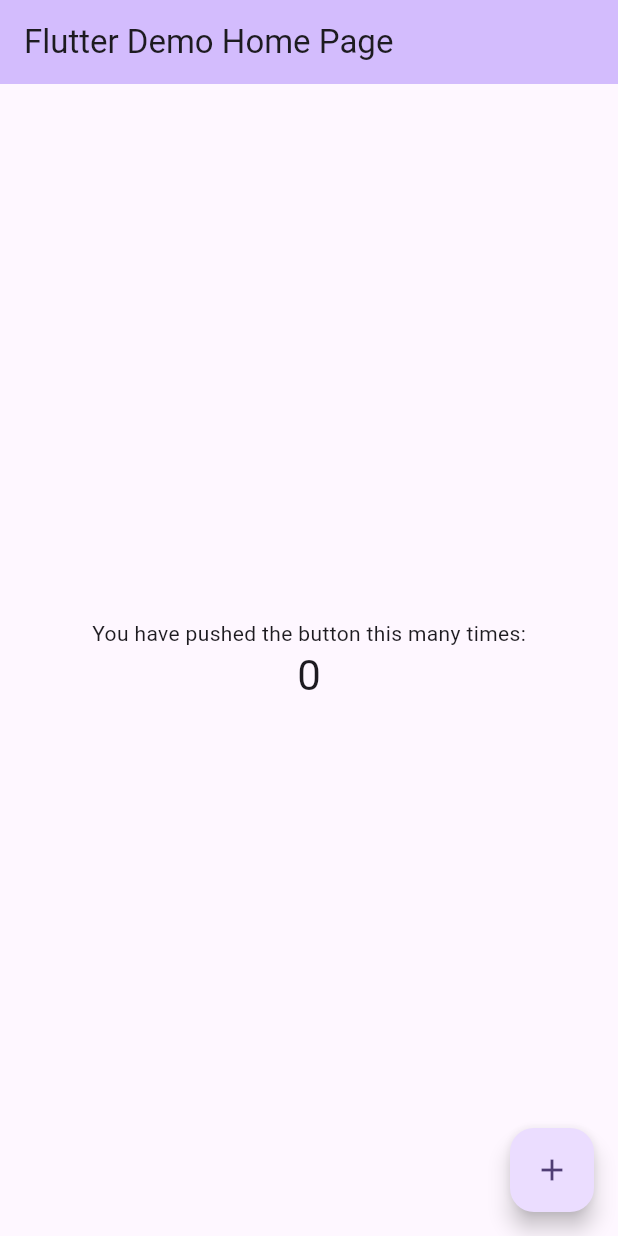
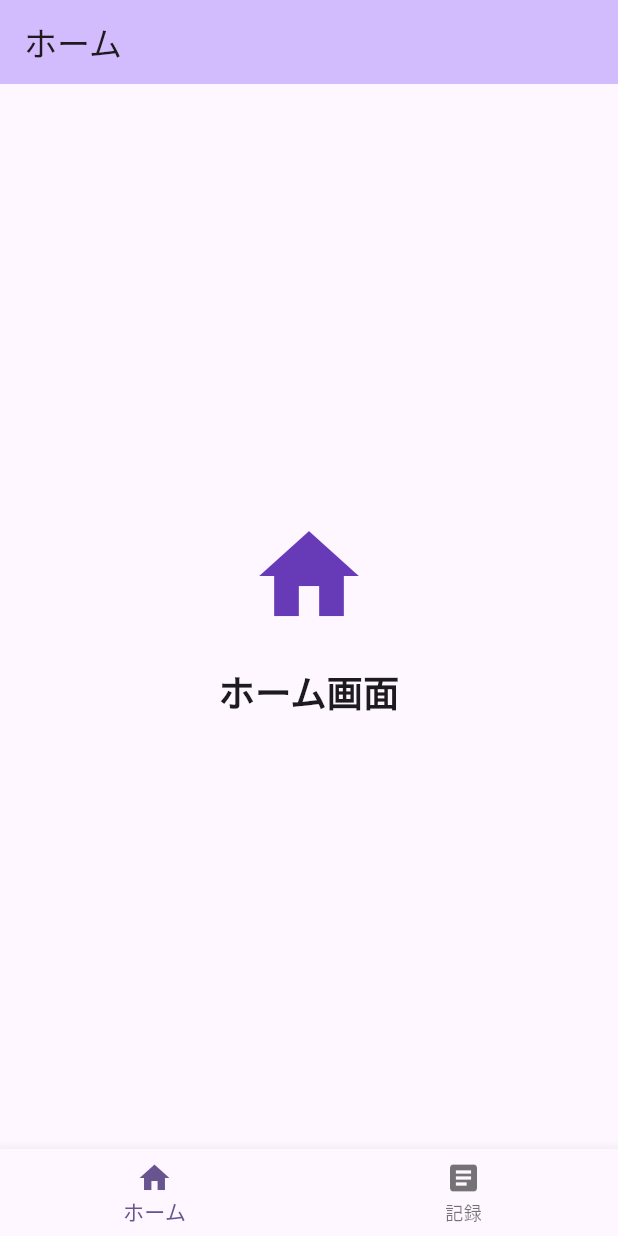
Before and after one commit to yoshinninn/mysmoke, a Flutter app: the screen it shows after launch, on a phone screen of 412 x 824 dp. Run offline on Flutter 3.47's test engine with Material 3 defaults, Android fonts, the light colour scheme and no system bars.

Commit message:
Update main.dart and add screens directory

```diff
--- a/lib/main.dart
+++ b/lib/main.dart
@@ -1,4 +1,6 @@
 import 'package:flutter/material.dart';
+import 'screens/home_screen.dart';
+import 'screens/record_screen.dart';
 
 void main() {
   runApp(const MyApp());
@@ -7,116 +9,49 @@ void main() {
 class MyApp extends StatelessWidget {
   const MyApp({super.key});
 
-  // This widget is the root of your application.
   @override
   Widget build(BuildContext context) {
     return MaterialApp(
-      title: 'Flutter Demo',
+      title: 'MySmoke',
       theme: ThemeData(
-        // This is the theme of your application.
-        //
-        // TRY THIS: Try running your application with "flutter run". You'll see
-        // the application has a purple toolbar. Then, without quitting the app,
-        // try changing the seedColor in the colorScheme below to Colors.green
-        // and then invoke "hot reload" (save your changes or press the "hot
-        // reload" button in a Flutter-supported IDE, or press "r" if you used
-        // the command line to start the app).
-        //
-        // Notice that the counter didn't reset back to zero; the application
-        // state is not lost during the reload. To reset the state, use hot
-        // restart instead.
-        //
-        // This works for code too, not just values: Most code changes can be
-        // tested with just a hot reload.
         colorScheme: ColorScheme.fromSeed(seedColor: Colors.deepPurple),
+        useMaterial3: true,
       ),
-      home: const MyHomePage(title: 'Flutter Demo Home Page'),
+      home: const MainScreen(),
     );
   }
 }
 
-class MyHomePage extends StatefulWidget {
-  const MyHomePage({super.key, required this.title});
-
-  // This widget is the home page of your application. It is stateful, meaning
-  // that it has a State object (defined below) that contains fields that affect
-  // how it looks.
-
-  // This class is the configuration for the state. It holds the values (in this
-  // case the title) provided by the parent (in this case the App widget) and
-  // used by the build method of the State. Fields in a Widget subclass are
-  // always marked "final".
-
-  final String title;
+class MainScreen extends StatefulWidget {
+  const MainScreen({super.key});
 
   @override
-  State<MyHomePage> createState() => _MyHomePageState();
+  State<MainScreen> createState() => _MainScreenState();
 }
 
-class _MyHomePageState extends State<MyHomePage> {
-  int _counter = 0;
+class _MainScreenState extends State<MainScreen> {
+  int _currentIndex = 0;
 
-  void _incrementCounter() {
+  final List<Widget> _screens = [const HomeScreen(), const RecordScreen()];
+
+  void _onTabTapped(int index) {
     setState(() {
-      // This call to setState tells the Flutter framework that something has
-      // changed in this State, which causes it to rerun the build method below
-      // so that the display can reflect the updated values. If we changed
-      // _counter without calling setState(), then the build method would not be
-      // called again, and so nothing would appear to happen.
-      _counter++;
+      _currentIndex = index;
     });
   }
 
   @override
   Widget build(BuildContext context) {
-    // This method is rerun every time setState is called, for instance as done
-    // by the _incrementCounter method above.
-    //
-    // The Flutter framework has been optimized to make rerunning build methods
-    // fast, so that you can just rebuild anything that needs updating rather
-    // than having to individually change instances of widgets.
     return Scaffold(
-      appBar: AppBar(
-        // TRY THIS: Try changing the color here to a specific color (to
-        // Colors.amber, perhaps?) and trigger a hot reload to see the AppBar
-        // change color while the other colors stay the same.
-        backgroundColor: Theme.of(context).colorScheme.inversePrimary,
-        // Here we take the value from the MyHomePage object that was created by
-        // the App.build method, and use it to set our appbar title.
-        title: Text(widget.title),
+      body: _screens[_currentIndex],
+      bottomNavigationBar: BottomNavigationBar(
+        currentIndex: _currentIndex,
+        onTap: _onTabTapped,
+        items: const [
+          BottomNavigationBarItem(icon: Icon(Icons.home), label: 'ホーム'),
+          BottomNavigationBarItem(icon: Icon(Icons.article), label: '記録'),
+        ],
       ),
-      body: Center(
-        // Center is a layout widget. It takes a single child and positions it
-        // in the middle of the parent.
-        child: Column(
-          // Column is also a layout widget. It takes a list of children and
-          // arranges them vertically. By default, it sizes itself to fit its
-          // children horizontally, and tries to be as tall as its parent.
-          //
-          // Column has various properties to control how it sizes itself and
-          // how it positions its children. Here we use mainAxisAlignment to
-          // center the children vertically; the main axis here is the vertical
-          // axis because Columns are vertical (the cross axis would be
-          // horizontal).
-          //
-          // TRY THIS: Invoke "debug painting" (choose the "Toggle Debug Paint"
-          // action in the IDE, or press "p" in the console), to see the
-          // wireframe for each widget.
-          mainAxisAlignment: MainAxisAlignment.center,
-          children: <Widget>[
-            const Text('You have pushed the button this many times:'),
-            Text(
-              '$_counter',
-              style: Theme.of(context).textTheme.headlineMedium,
-            ),
-          ],
-        ),
-      ),
-      floatingActionButton: FloatingActionButton(
-        onPressed: _incrementCounter,
-        tooltip: 'Increment',
-        child: const Icon(Icons.add),
-      ), // This trailing comma makes auto-formatting nicer for build methods.
     );
   }
 }
--- /dev/null
+++ b/lib/screens/home_screen.dart
@@ -0,0 +1,35 @@
+import 'package:flutter/material.dart';
+
+class HomeScreen extends StatelessWidget {
+  const HomeScreen({super.key});
+
+  @override
+  Widget build(BuildContext context) {
+    return Scaffold(
+      appBar: AppBar(
+        title: const Text('ホーム'),
+        backgroundColor: Theme.of(context).colorScheme.inversePrimary,
+      ),
+      body: const Center(
+        child: Column(
+          mainAxisAlignment: MainAxisAlignment.center,
+          children: <Widget>[
+            Icon(
+              Icons.home,
+              size: 80,
+              color: Colors.deepPurple,
+            ),
+            SizedBox(height: 20),
+            Text(
+              'ホーム画面',
+              style: TextStyle(
+                fontSize: 24,
+                fontWeight: FontWeight.bold,
+              ),
+            ),
+          ],
+        ),
+      ),
+    );
+  }
+}
```
Also changed, not shown: lib/screens/record_screen.dart (added, +35 -0 lines).
